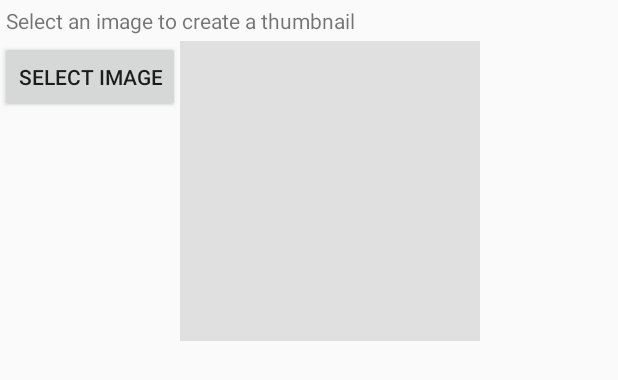
After one commit to KaiserWhoLearns/Argos, an Android app: the layout activity_thumbnail.xml on its own in the app's theme, with its tools: preview values and no code run, on a phone screen of 412 x 824 dp. The commit adds this screen. Shown: the top 380 px of the screen. Run offline under Robolectric (Android 15) with nearby library versions, the phone set to English and light mode, and no system bars.

Commit message:
Fixed the bug of taking photo

```diff
--- a/MSIC/app/src/main/java/com/example/kaise/msicuw/helper/SelectImageActivity.java
+++ b/MSIC/app/src/main/java/com/example/kaise/msicuw/helper/SelectImageActivity.java
@@ -130,7 +130,7 @@ public class SelectImageActivity extends AppCompatActivity {
                 // Continue only if the File was successfully created
                 if (mFilePhotoTaken != null) {
                     mUriPhotoTaken = FileProvider.getUriForFile(this,
-                            "com.microsoft.projectoxford.visionsample.fileprovider",
+                            "com.example.kaise.msicuw.fileprovider",
                             mFilePhotoTaken);
                     intent.putExtra(MediaStore.EXTRA_OUTPUT, mUriPhotoTaken);
 
--- /dev/null
+++ b/MSIC/app/src/main/res/layout/activity_thumbnail.xml
@@ -0,0 +1,62 @@
+<?xml version="1.0" encoding="utf-8"?>
+<android.support.constraint.ConstraintLayout
+    xmlns:android="http://schemas.android.com/apk/res/android" android:layout_width="match_parent"
+    android:layout_height="match_parent">
+    <LinearLayout
+        android:orientation="vertical"
+        android:layout_width="fill_parent"
+        android:layout_height="fill_parent"
+        android:weightSum="1"
+        android:layout_alignParentTop="true"
+        >
+
+        <TextView
+            android:layout_width="wrap_content"
+            android:layout_height="wrap_content"
+            android:layout_margin="4dp"
+            android:text="Select an image to create a thumbnail"/>
+        <LinearLayout
+            android:orientation="horizontal"
+            android:layout_width="fill_parent"
+            android:layout_height="wrap_content">
+
+            <Button
+                android:layout_width="wrap_content"
+                android:layout_height="wrap_content"
+                android:text="Select Image"
+                android:id="@+id/buttonSelectImage"
+                android:onClick="selectImage"/>
+
+            <ImageView
+                android:id="@+id/selectedImage"
+                android:layout_width="200dp"
+                android:layout_height="200dp"
+                android:layout_toRightOf="@+id/image_control"
+                android:layout_toEndOf="@+id/image_control"
+                android:background="#E0E0E0" />
+        </LinearLayout>
+
+        <LinearLayout
+            android:orientation="horizontal"
+            android:layout_width="match_parent"
+            android:layout_height="match_parent"
+            android:layout_gravity="right"
+            android:layout_weight="1.03"
+            android:weightSum="1">
+
+            <TextView
+                android:layout_width="wrap_content"
+                android:layout_height="wrap_content"
+                android:inputType="textMultiLine"
+                android:ems="10"
+                android:id="@+id/editTextResult"
+                android:layout_weight="1"
+                android:layout_margin="4dp"/>
+
+            <ImageView
+                android:layout_width="wrap_content"
+                android:layout_height="wrap_content"
+                android:id="@+id/imageView" />
+        </LinearLayout>
+    </LinearLayout>
+</android.support.constraint.ConstraintLayout>
--- /dev/null
+++ b/MSIC/app/src/main/res/xml/file_paths.xml
@@ -0,0 +1,4 @@
+<?xml version="1.0" encoding="utf-8"?>
+<paths xmlns:android="http://schemas.android.com/apk/res/android">
+    <external-path name="my_images" path="Android/data/com.example.kaise.msicuw/files/Pictures" />
+</paths>
```
Also changed, not shown: MSIC/app/src/main/AndroidManifest.xml (+11 -1 lines), MSIC/app/src/main/java/com/example/kaise/msicuw/Activity/ThumbnailActivity.java (added, +219 -0 lines).
